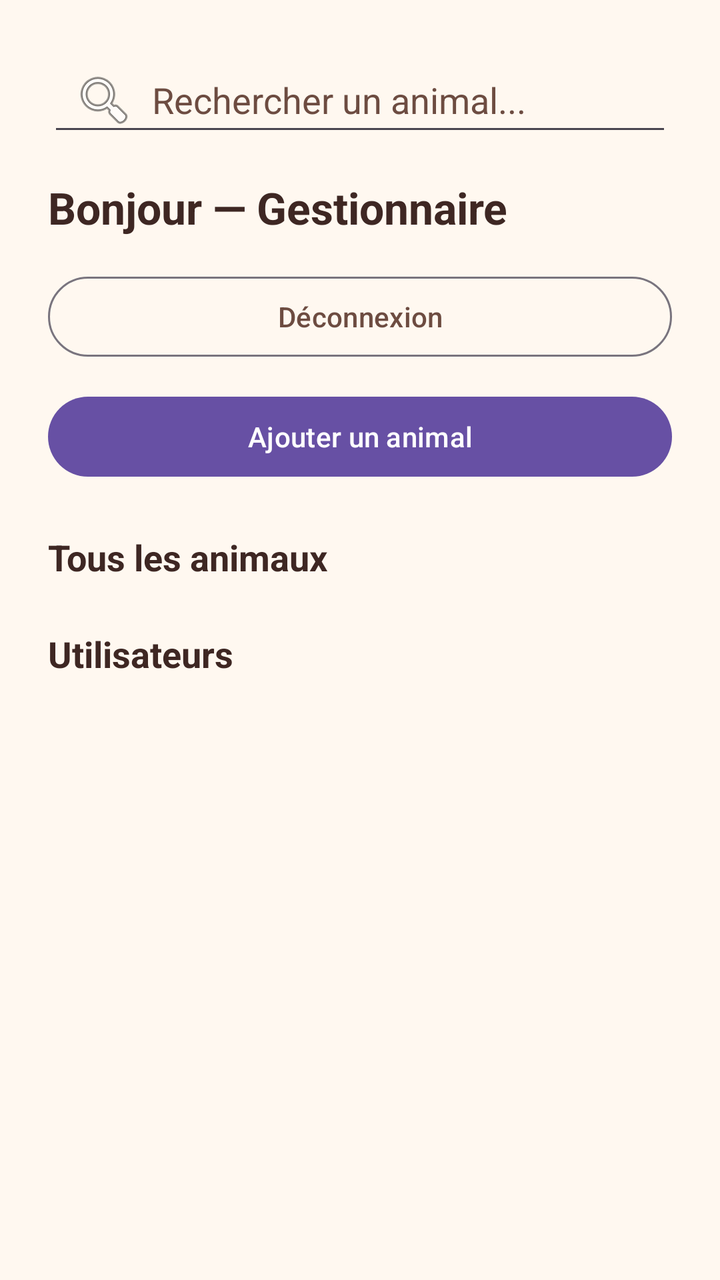
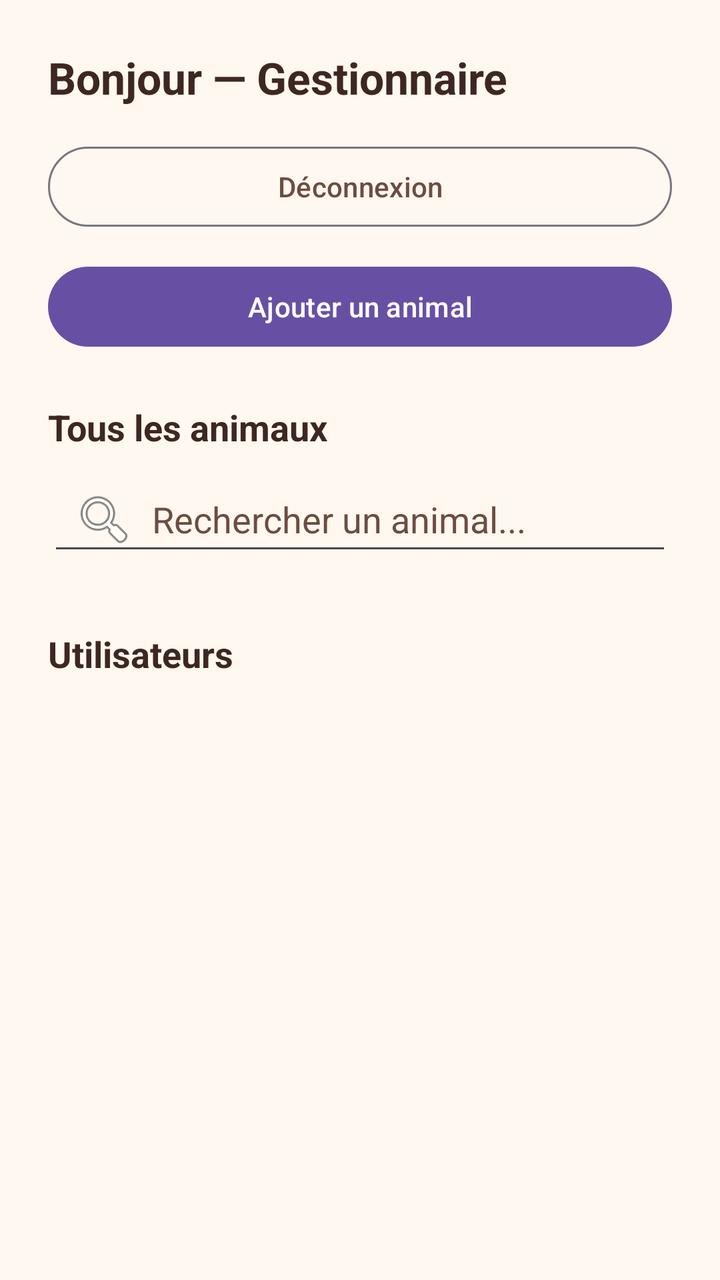

An Android layout rendered at two revisions. The XML below is the earlier revision; the diff shows what the commit changed to produce the second picture.
<!-- AndroidManifest.xml: application theme Theme.WorkshopPetShelter -->
<!-- res/layout/activity_admin_dashboard.xml -->
<ScrollView xmlns:android="http://schemas.android.com/apk/res/android"
    android:layout_width="match_parent"
    android:layout_height="match_parent"
    android:background="@color/app_background"
    android:fillViewport="true">

    <LinearLayout
        android:layout_width="match_parent"
        android:layout_height="wrap_content"
        android:orientation="vertical"
        android:padding="24dp">

        
        <EditText
            android:id="@+id/etSearch"
            android:layout_width="match_parent"
            android:layout_height="wrap_content"
            android:drawableStart="@android:drawable/ic_menu_search"
            android:drawablePadding="8dp"
            android:hint="Rechercher un animal..."
            android:inputType="text"
            android:maxLines="1"
            android:paddingStart="12dp"
            android:textColor="@color/text_primary"
            android:textColorHint="@color/accent" />

        <TextView
            android:id="@+id/tvGreeting"
            android:layout_width="match_parent"
            android:layout_height="wrap_content"
            android:layout_marginTop="16dp"
            android:text="Bonjour — Gestionnaire"
            android:textColor="@color/text_primary"
            android:textSize="22sp"
            android:textStyle="bold" />

        <com.google.android.material.button.MaterialButton
            android:id="@+id/btnLogout"
            style="@style/Widget.Material3.Button.OutlinedButton"
            android:layout_width="match_parent"
            android:layout_height="wrap_content"
            android:layout_marginTop="16dp"
            android:text="Déconnexion"
            android:textColor="@color/accent" />

        <com.google.android.material.button.MaterialButton
            android:id="@+id/btnAddPet"
            android:layout_width="match_parent"
            android:layout_height="wrap_content"
            android:layout_marginTop="12dp"
            android:text="Ajouter un animal"
            android:textColor="?attr/colorOnPrimary" />

        <TextView
            android:layout_width="match_parent"
            android:layout_height="wrap_content"
            android:layout_marginTop="24dp"
            android:text="Tous les animaux"
            android:textColor="@color/text_primary"
            android:textSize="18sp"
            android:textStyle="bold" />

        
        <ListView
            android:id="@+id/lvAllPets"
            android:layout_width="match_parent"
            android:layout_height="wrap_content"
            android:nestedScrollingEnabled="false" />

        
        <TextView
            android:id="@+id/tvEmptyPets"
            android:layout_width="match_parent"
            android:layout_height="wrap_content"
            android:gravity="center"
            android:padding="16dp"
            android:text="Aucun animal."
            android:textColor="@color/text_primary"
            android:textStyle="italic"
            android:visibility="gone" />

        <TextView
            android:layout_width="match_parent"
            android:layout_height="wrap_content"
            android:layout_marginTop="24dp"
            android:text="Utilisateurs"
            android:textColor="@color/text_primary"
            android:textSize="18sp"
            android:textStyle="bold" />

        <ListView
            android:id="@+id/lvUsers"
            android:layout_width="match_parent"
            android:layout_height="wrap_content"
            android:layout_marginBottom="16dp"
            android:nestedScrollingEnabled="false" />

        <TextView
            android:id="@+id/tvEmptyUsers"
            android:layout_width="match_parent"
            android:layout_height="wrap_content"
            android:gravity="center"
            android:padding="16dp"
            android:text="Aucun utilisateur."
            android:textColor="@color/text_primary"
            android:textStyle="italic"
            android:visibility="gone" />

    </LinearLayout>

</ScrollView>
<!-- resources referenced by this layout -->
<resources>
  <color name="accent">#6D4C41</color>
  <color name="app_background">#FFF8F0</color>
  <color name="text_primary">#3E2723</color>
  <style name="Theme.WorkshopPetShelter" parent="Theme.Material3.DayNight.NoActionBar" />
</resources>

<!-- the commit's change to res/layout/activity_admin_dashboard.xml (unified diff, before → after) -->
@@ -10,25 +10,10 @@
         android:orientation="vertical"
         android:padding="24dp">
 
-        
-        <EditText
-            android:id="@+id/etSearch"
-            android:layout_width="match_parent"
-            android:layout_height="wrap_content"
-            android:drawableStart="@android:drawable/ic_menu_search"
-            android:drawablePadding="8dp"
-            android:hint="Rechercher un animal..."
-            android:inputType="text"
-            android:maxLines="1"
-            android:paddingStart="12dp"
-            android:textColor="@color/text_primary"
-            android:textColorHint="@color/accent" />
-
         <TextView
             android:id="@+id/tvGreeting"
             android:layout_width="match_parent"
             android:layout_height="wrap_content"
-            android:layout_marginTop="16dp"
             android:text="Bonjour — Gestionnaire"
             android:textColor="@color/text_primary"
             android:textSize="22sp"
@@ -61,10 +46,26 @@
             android:textStyle="bold" />
 
         
+        <EditText
+            android:id="@+id/etSearchPets"
+            android:layout_width="match_parent"
+            android:layout_height="wrap_content"
+            android:layout_marginTop="8dp"
+            android:drawableStart="@android:drawable/ic_menu_search"
+            android:drawablePadding="8dp"
+            android:hint="Rechercher un animal..."
+            android:inputType="text"
+            android:paddingStart="12dp"
+            android:singleLine="true"
+            android:textColor="@color/text_primary"
+            android:textColorHint="@color/accent" />
+
+        
         <ListView
             android:id="@+id/lvAllPets"
             android:layout_width="match_parent"
             android:layout_height="wrap_content"
+            android:layout_marginTop="8dp"
             android:nestedScrollingEnabled="false" />
 
         
